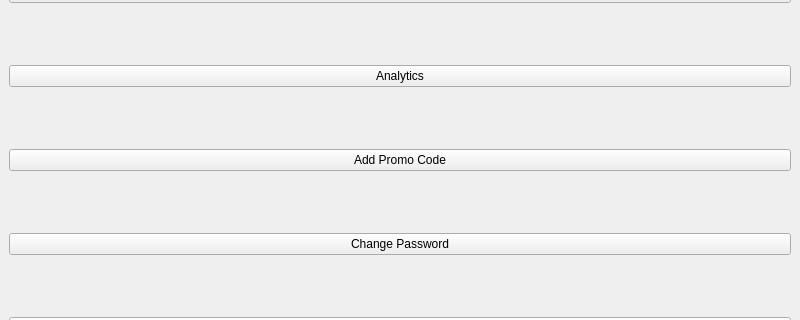
Qt form mainadminwindow.ui (PeteCastle/PEx5) before a commit; both pictures show x 0 to 800 and y 168 to 488 of the 800 by 600 pixel window.
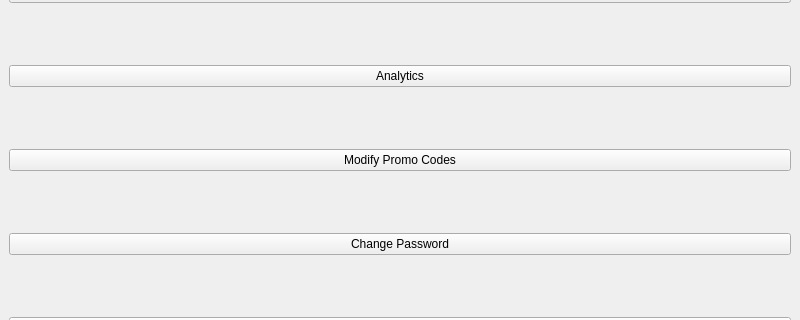
The same form after that commit.

Commit message: Added Promo Codes and all of its Functionality

The edit to the form file:
```diff
--- a/mainadminwindow.ui
+++ b/mainadminwindow.ui
@@ -39,7 +39,7 @@
     <item>
      <widget class="QPushButton" name="AddPromoCodeButton">
       <property name="text">
-       <string>Add Promo Code</string>
+       <string>Modify Promo Codes</string>
       </property>
      </widget>
     </item>
```
Left out of the diff: 2 changed lines with no effect on the pictures. The commit also changes 7 other files.
